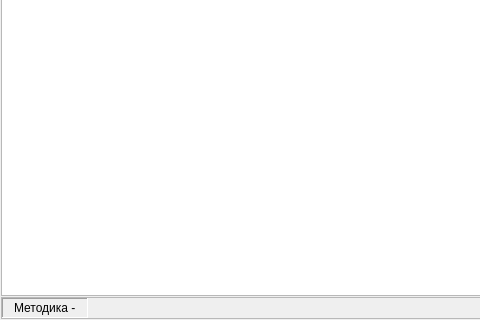
grigp/a-analyser, file personal_programs/patientprogramwidget.ui: the form before one commit; both pictures show x 0 to 480 and y 183 to 503 of the 725 by 503 pixel window.
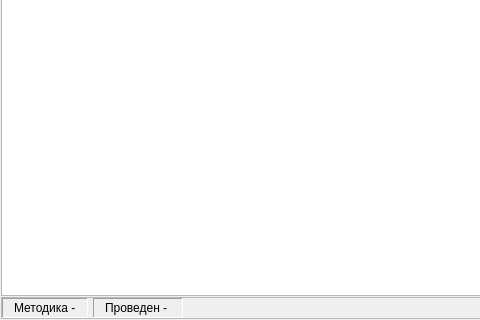
The form after the commit.

Diff of the .ui file:
```diff
--- a/personal_programs/patientprogramwidget.ui
+++ b/personal_programs/patientprogramwidget.ui
@@ -127,6 +127,37 @@
         </layout>
        </widget>
       </item>
+      <item>
+       <widget class="QFrame" name="frDateTime">
+        <property name="frameShape">
+         <enum>QFrame::Panel</enum>
+        </property>
+        <property name="frameShadow">
+         <enum>QFrame::Sunken</enum>
+        </property>
+        <layout class="QHBoxLayout" name="horizontalLayout_3">
+         <property name="leftMargin">
+          <number>11</number>
+         </property>
+         <property name="topMargin">
+          <number>0</number>
+         </property>
+         <property name="rightMargin">
+          <number>11</number>
+         </property>
+         <property name="bottomMargin">
+          <number>0</number>
+         </property>
+         <item>
+          <widget class="QLabel" name="lblDateTime">
+           <property name="text">
+            <string>Проведен - </string>
+           </property>
+          </widget>
+         </item>
+        </layout>
+       </widget>
+      </item>
       <item>
        <spacer name="horizontalSpacer">
         <property name="orientation">
```
